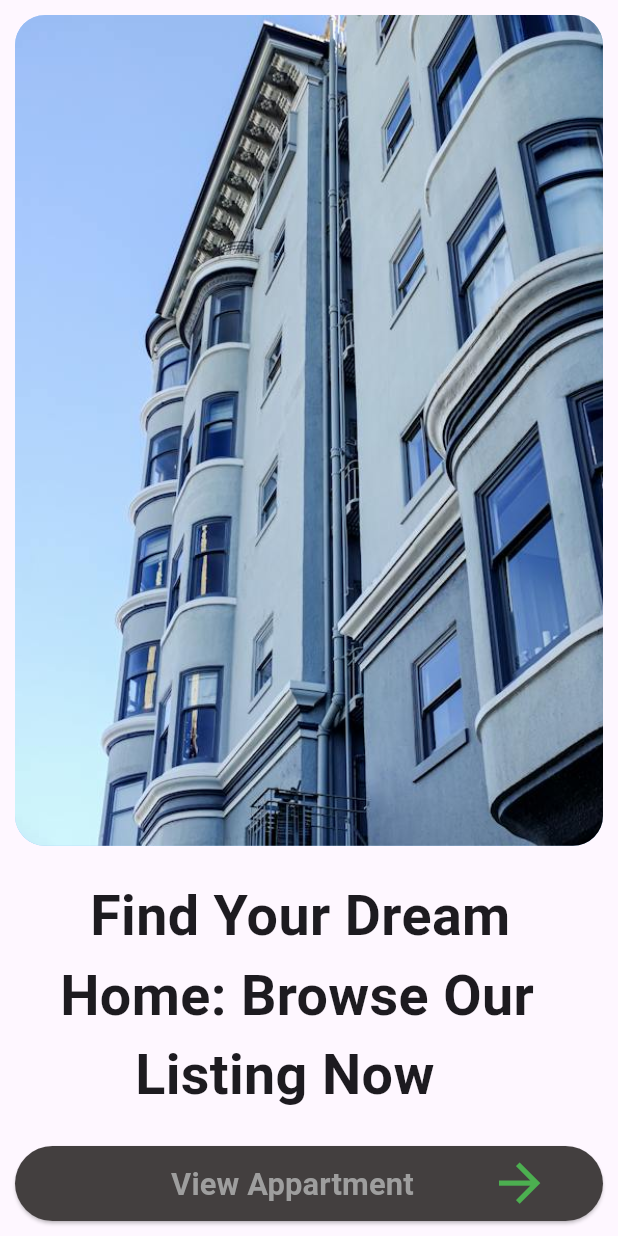
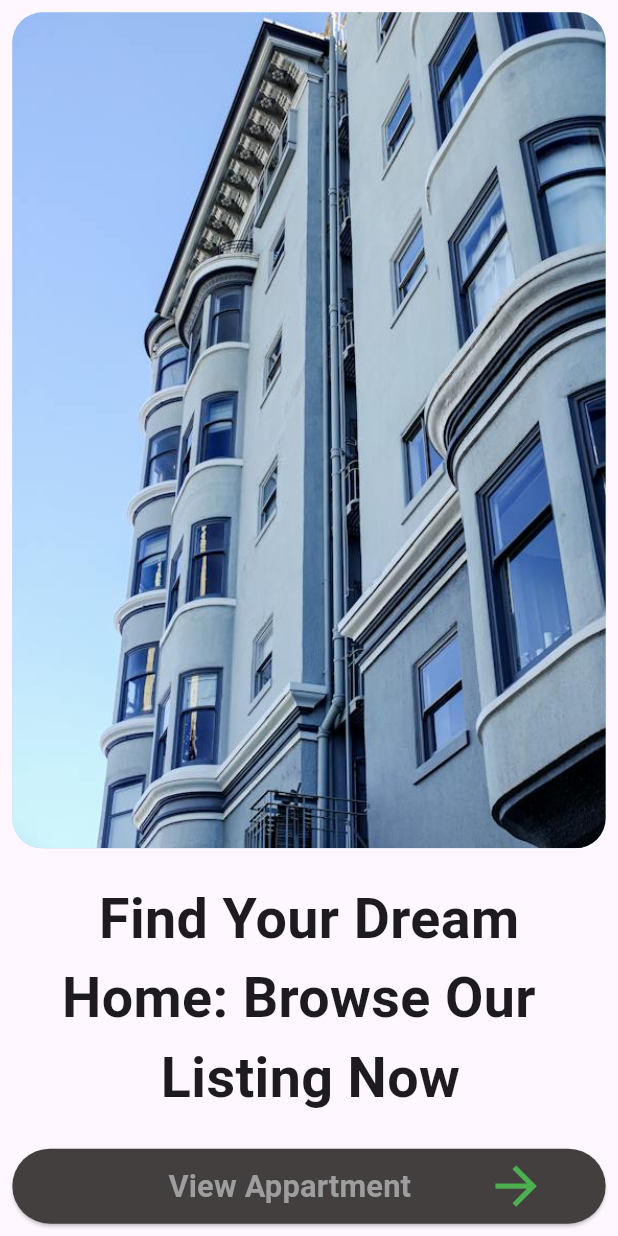
Before and after one commit to Amitkumarkoli/House_Harbor, a Flutter app: the screen it shows after launch, on a phone screen of 412 x 824 dp. Run offline on Flutter 3.47's test engine with Material 3 defaults, Android fonts, the light colour scheme and no system bars.

Commit message:
minor changes

```diff
--- a/lib/Screens/welcome_page.dart
+++ b/lib/Screens/onboarding_screen.dart
@@ -1,22 +1,22 @@
 import 'package:flutter/material.dart';
 import 'package:house_harbor/Screens/home_page.dart';
 
-class WelcomePage extends StatefulWidget {
-  const WelcomePage({super.key});
+class OnboardingScreen extends StatefulWidget {
+  const OnboardingScreen ({super.key});
 
   @override
-  State<WelcomePage> createState() => _WelcomePageState();
+  State<OnboardingScreen > createState() => _WelcomePageState();
 }
 
-class _WelcomePageState extends State<WelcomePage> {
+class _WelcomePageState extends State<OnboardingScreen > {
   @override
   Widget build(BuildContext context) {
-    // Size screenSize = MediaQuery.of(context).size;
+    Size screenSize = MediaQuery.of(context).size;
 
     return Scaffold(
       body: SafeArea(
         child: Padding(
-          padding: const EdgeInsets.all(10.0),
+          padding: EdgeInsets.all(screenSize.height*0.01),
           child: Column(
             crossAxisAlignment: CrossAxisAlignment.start,
             children: [
@@ -28,16 +28,16 @@ class _WelcomePageState extends State<WelcomePage> {
                       width: double.infinity,
                       decoration: BoxDecoration(
                           image: const DecorationImage(
-                            image: AssetImage('assets/house.jpeg'),
+                            image: AssetImage('assets/onboarding_image.jpeg'),
                             fit: BoxFit.cover,
                           ),
                           boxShadow: [
                             BoxShadow(
-                                color: const Color.fromARGB(255, 29, 145, 240)
-                                    .withOpacity(0.5),
+                              color: const Color.fromARGB(255, 29, 145, 240).withOpacity(0.5),
                               spreadRadius: 2,
                               blurRadius: 5,
-                                offset: const Offset(0, 3))
+                              offset: const Offset(0, 3)
+                            )
                           ]),
                     ),
                   ),
@@ -45,7 +45,7 @@ class _WelcomePageState extends State<WelcomePage> {
               ),
               SizedBox(height: MediaQuery.of(context).size.width * 0.05),
               Padding(
-                padding: const EdgeInsets.only(left: 50),
+                padding: EdgeInsets.only(left: screenSize.height*0.07),
                 child: Text(
                   'Find Your Dream',
                   style: TextStyle(
@@ -54,7 +54,7 @@ class _WelcomePageState extends State<WelcomePage> {
                 ),
               ),
               Padding(
-                padding: const EdgeInsets.only(left: 30),
+                padding: EdgeInsets.only(left: screenSize.height*0.04),
                 child: Text(
                   'Home: Browse Our',
                   style: TextStyle(
@@ -63,7 +63,7 @@ class _WelcomePageState extends State<WelcomePage> {
                 ),
               ),
               Padding(
-                padding: const EdgeInsets.only(left: 80),
+                padding: EdgeInsets.only(left: screenSize.height*0.12),
                 child: Text(
                   'Listing Now',
                   style: TextStyle(
@@ -76,17 +76,14 @@ class _WelcomePageState extends State<WelcomePage> {
                 onPressed: () {
                   Navigator.push(
                     context,
-                      MaterialPageRoute(
-                          builder: (context) => const HomePage(
-                                title: '',
-                              )));
+                    MaterialPageRoute(builder: (context) => const HomePage(title: '',)));
                 },
                 style: ElevatedButton.styleFrom(
                   minimumSize: const Size(370, 50),
                   backgroundColor: const Color.fromARGB(255, 67, 63, 63)),
-                child: Row(children: [
-                  Padding(
-                    padding: const EdgeInsets.only(left: 80),
+                child: Row(
+                  children: [
+                    Padding(padding: const EdgeInsets.only(left: 80),
                     child: Text(
                       'View Appartment',
                       style: TextStyle(
@@ -95,7 +92,7 @@ class _WelcomePageState extends State<WelcomePage> {
                           color: Colors.grey),
                     ),
                   ),
-                  const SizedBox(width: 50.0),
+                  SizedBox(width: screenSize.height*0.06),
                   Icon(
                     Icons.arrow_forward,
                     size: MediaQuery.of(context).size.width * 0.10,
--- a/lib/main.dart
+++ b/lib/main.dart
@@ -1,6 +1,5 @@
 import 'package:flutter/material.dart';
-//  import 'package:house_harbor/Screens/home_page.dart';
-import 'package:house_harbor/Screens/welcome_page.dart';
+import 'package:house_harbor/Screens/onboarding_screen.dart';
 
 
 void main() {
@@ -14,7 +13,7 @@ class MyApp extends StatelessWidget {
   Widget build(BuildContext context) {
     return const MaterialApp(
     debugShowCheckedModeBanner : false,
-     home: WelcomePage(),
+     home: OnboardingScreen(),
     );
   }
 }
--- a/pubspec.yaml
+++ b/pubspec.yaml
@@ -61,7 +61,7 @@ flutter:
   # To add assets to your application, add an assets section, like this:
   assets:
     - assets/profile.jpeg
-    - assets/house.jpeg
+    - assets/onboarding_image.jpeg
     - assets/house_image.jpeg
     - assets/house1.jpg
 
```
Also changed, not shown: assets/onboarding_image.jpeg (renamed from assets/house.jpeg). Lines whose indentation alone changed are shown as unchanged.
